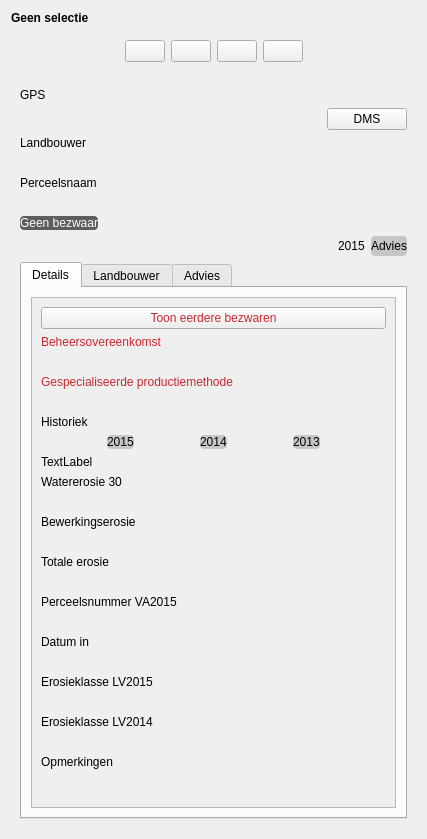
The window that ui_parcelinfowidget.ui (DOV-Vlaanderen/erosiebezwaren) describes before a commit, drawn with Qt 5.
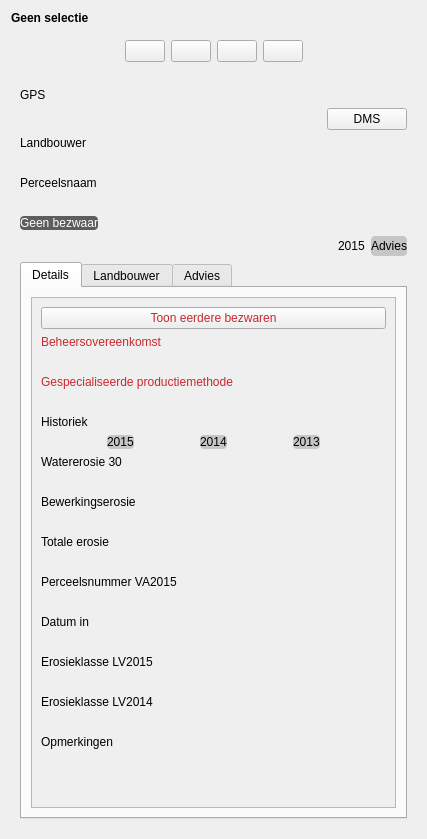
The same window after the commit. Icons and pictures are not drawn. Custom widgets are drawn as their Qt base class.

```diff
--- a/ui_parcelinfowidget.ui
+++ b/ui_parcelinfowidget.ui
@@ -360,7 +360,7 @@
                <x>0</x>
                <y>0</y>
                <width>354</width>
-               <height>676</height>
+               <height>649</height>
               </rect>
              </property>
              <layout class="QVBoxLayout" name="verticalLayout_8">
@@ -509,13 +509,6 @@
                 </item>
                </layout>
               </item>
-              <item>
-               <widget class="QLabel" name="label">
-                <property name="text">
-                 <string>TextLabel</string>
-                </property>
-               </widget>
-              </item>
               <item>
                <widget class="QLabel" name="lb_watererosie_30_2015">
                 <property name="text">
```
